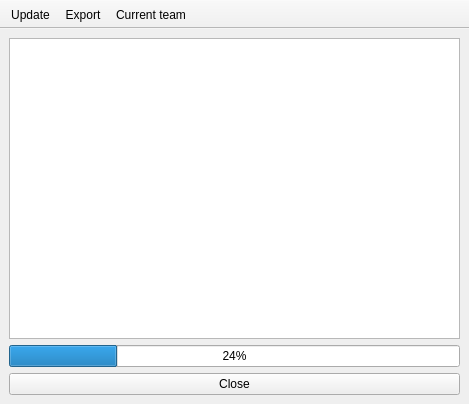
The window that rankings.ui (FrankMamuda/ketoevent) describes before a commit, drawn with Qt 5.
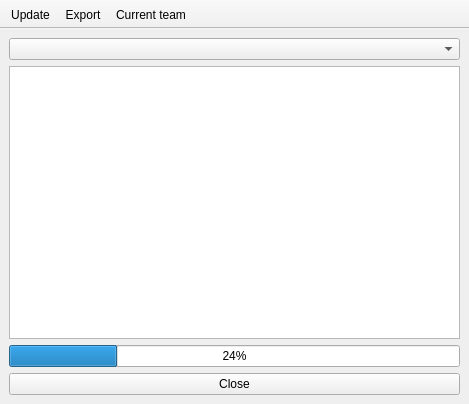
The same window after the commit. Icons and pictures are not drawn.

The edit to the form file:
```diff
--- a/rankings.ui
+++ b/rankings.ui
@@ -15,6 +15,9 @@
   </property>
   <widget class="QWidget" name="centralwidget">
    <layout class="QVBoxLayout" name="verticalLayout">
+    <item>
+     <widget class="QComboBox" name="teamCombo"/>
+    </item>
     <item>
      <widget class="QTableView" name="tableView">
       <property name="editTriggers">
```
Left out of the diff: 3 changed lines with no effect on the pictures.
